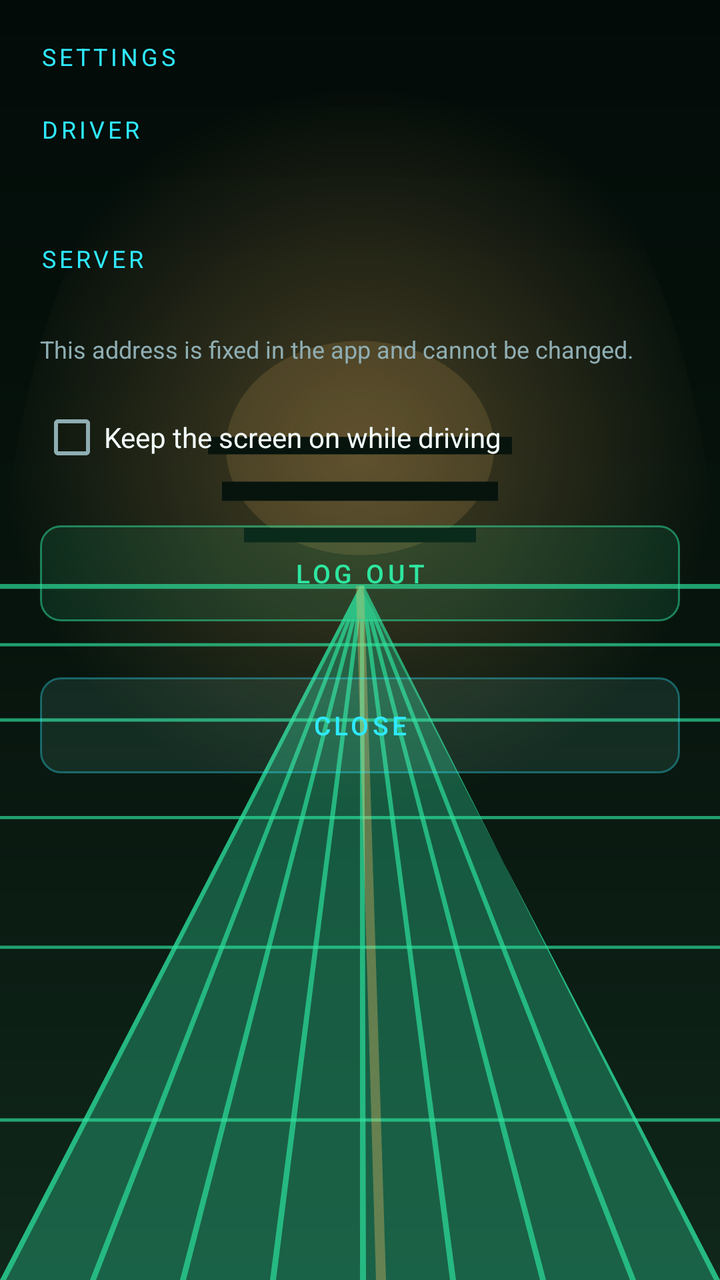
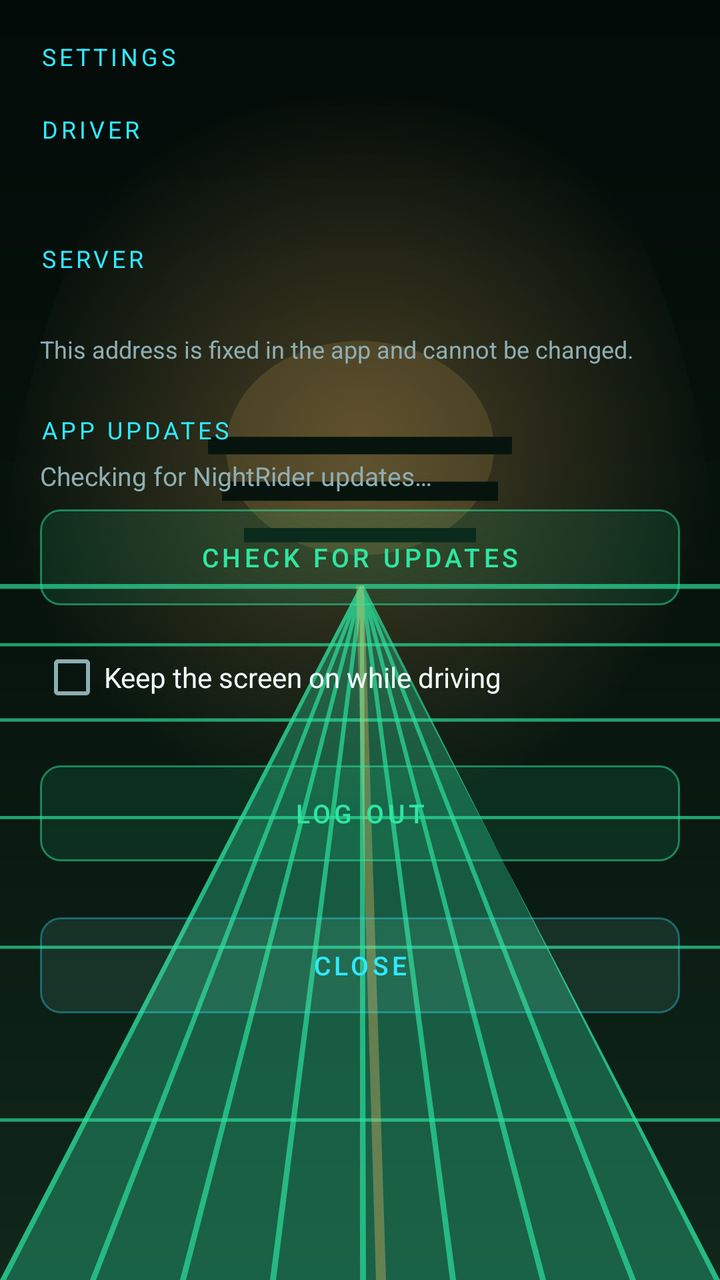

Screens rendered from an Android XML layout before and after an edit, with the pre-edit source and the edit as a unified diff.
<!-- AndroidManifest.xml: activity theme Theme.NightRider -->
<!-- res/layout/activity_settings.xml -->
<?xml version="1.0" encoding="utf-8"?>
<ScrollView xmlns:android="http://schemas.android.com/apk/res/android"
    android:layout_width="match_parent"
    android:layout_height="match_parent"
    android:fillViewport="true">

    <LinearLayout
        android:layout_width="match_parent"
        android:layout_height="wrap_content"
        android:orientation="vertical"
        android:padding="20dp">

        <TextView
            style="@style/NrLabel"
            android:layout_width="match_parent"
            android:layout_height="wrap_content"
            android:text="@string/settings_title" />

        <TextView
            style="@style/NrLabel"
            android:layout_width="match_parent"
            android:layout_height="wrap_content"
            android:layout_marginTop="20dp"
            android:text="@string/driver_label" />

        <TextView
            android:id="@+id/driverValue"
            android:layout_width="match_parent"
            android:layout_height="wrap_content"
            android:layout_marginTop="4dp"
            android:textColor="@color/ice"
            android:textSize="18sp" />

        <TextView
            style="@style/NrLabel"
            android:layout_width="match_parent"
            android:layout_height="wrap_content"
            android:layout_marginTop="20dp"
            android:text="@string/server_label" />

        <TextView
            android:id="@+id/serverValue"
            android:layout_width="match_parent"
            android:layout_height="wrap_content"
            android:layout_marginTop="4dp"
            android:textColor="@color/cyan"
            android:textSize="14sp" />

        <TextView
            android:layout_width="match_parent"
            android:layout_height="wrap_content"
            android:layout_marginTop="6dp"
            android:text="@string/server_note"
            android:textColor="@color/mist"
            android:textSize="12sp" />

        <CheckBox
            android:id="@+id/keepAwake"
            android:layout_width="match_parent"
            android:layout_height="wrap_content"
            android:layout_marginTop="20dp"
            android:text="@string/keep_awake"
            android:textColor="@color/ice"
            android:textSize="14sp" />

        <Button
            android:id="@+id/logoutButton"
            style="@style/NrButton.Alt"
            android:layout_width="match_parent"
            android:layout_height="wrap_content"
            android:layout_marginTop="28dp"
            android:text="@string/action_logout" />

        <Button
            android:id="@+id/closeButton"
            style="@style/NrButton"
            android:layout_width="match_parent"
            android:layout_height="wrap_content"
            android:layout_marginTop="28dp"
            android:text="@string/close" />
    </LinearLayout>
</ScrollView>
<!-- resources referenced by this layout -->
<resources>
  <color name="cyan">#2FE9FF</color>
  <color name="ice">#F3FDFB</color>
  <color name="mist">#8FAEB3</color>
  <string name="action_logout">Log out</string>
  <string name="close">Close</string>
  <string name="driver_label">Driver</string>
  <string name="keep_awake">Keep the screen on while driving</string>
  <string name="server_label">Server</string>
  <string name="server_note">This address is fixed in the app and cannot be changed.</string>
  <string name="settings_title">Settings</string>
  <style name="NrButton" parent="android:Widget.Material.Button">
          <item name="android:background">@drawable/btn_outline</item>
          <item name="android:textColor">@color/cyan</item>
          <item name="android:textAllCaps">true</item>
          <item name="android:letterSpacing">0.14</item>
          <item name="android:textSize">13sp</item>
          <item name="android:minHeight">48dp</item>
          <item name="android:paddingStart">18dp</item>
          <item name="android:paddingEnd">18dp</item>
          <item name="android:stateListAnimator">@null</item>
      </style>
  <style name="NrButton.Alt">
          <item name="android:background">@drawable/btn_outline_plum</item>
          <item name="android:textColor">@color/plum</item>
      </style>
  <style name="NrLabel">
          <item name="android:textColor">@color/cyan</item>
          <item name="android:textSize">12sp</item>
          <item name="android:textAllCaps">true</item>
          <item name="android:letterSpacing">0.14</item>
      </style>
  <style name="Theme.NightRider" parent="android:Theme.Material.NoActionBar">
          <item name="android:colorPrimary">@color/cyan</item>
          <item name="android:colorPrimaryDark">@color/void_night</item>
          <item name="android:colorAccent">@color/plum</item>
          <item name="android:textColorPrimary">@color/ice</item>
          <item name="android:textColorSecondary">@color/mist</item>
          <item name="android:windowBackground">@drawable/bg_nightwave</item>
          <item name="android:statusBarColor">@color/void_night</item>
          <item name="android:navigationBarColor">@color/void_night</item>
          <item name="android:windowLightStatusBar">false</item>
          
          <item name="android:forceDarkAllowed">false</item>
      </style>
  <!-- drawable btn_outline_plum (drawable) -->
  <?xml version="1.0" encoding="utf-8"?>
  <selector xmlns:android="http://schemas.android.com/apk/res/android">
      <item android:state_pressed="true">
          <shape android:shape="rectangle">
              <solid android:color="#332EE6A0" />
              <stroke android:width="1dp" android:color="@color/plum" />
              <corners android:radius="10dp" />
          </shape>
      </item>
      <item>
          <shape android:shape="rectangle">
              <solid android:color="#1A2EE6A0" />
              <stroke android:width="1dp" android:color="#802EE6A0" />
              <corners android:radius="10dp" />
          </shape>
      </item>
  </selector>
  <color name="plum">#2EE6A0</color>
  <color name="void_night">#06131A</color>
  <color name="line_cyan">#592FE9FF</color>
  <!-- unchanged entries left out for length: 3 -->
</resources>

<!-- the commit's change to res/layout/activity_settings.xml (unified diff, before → after) -->
@@ -54,6 +54,39 @@
             android:textColor="@color/mist"
             android:textSize="12sp" />
 
+        <TextView
+            style="@style/NrLabel"
+            android:layout_width="match_parent"
+            android:layout_height="wrap_content"
+            android:layout_marginTop="24dp"
+            android:text="@string/update_section" />
+
+        <TextView
+            android:id="@+id/updateStatus"
+            android:layout_width="match_parent"
+            android:layout_height="wrap_content"
+            android:layout_marginTop="6dp"
+            android:text="@string/update_checking"
+            android:textColor="@color/mist"
+            android:textSize="13sp" />
+
+        <Button
+            android:id="@+id/checkUpdateButton"
+            style="@style/NrButton.Alt"
+            android:layout_width="match_parent"
+            android:layout_height="wrap_content"
+            android:layout_marginTop="8dp"
+            android:text="@string/update_check_button" />
+
+        <Button
+            android:id="@+id/installUpdateButton"
+            style="@style/NrButton"
+            android:layout_width="match_parent"
+            android:layout_height="wrap_content"
+            android:layout_marginTop="8dp"
+            android:text="@string/update_install_button"
+            android:visibility="gone" />
+
         <CheckBox
             android:id="@+id/keepAwake"
             android:layout_width="match_parent"
<!-- resource entries referenced after the edit -->
@@ -10,6 +10,10 @@
   <string name="server_label">Server</string>
   <string name="server_note">This address is fixed in the app and cannot be changed.</string>
   <string name="settings_title">Settings</string>
+  <string name="update_check_button">Check for updates</string>
+  <string name="update_checking">Checking for NightRider updates…</string>
+  <string name="update_install_button">Download and install update</string>
+  <string name="update_section">App updates</string>
   <style name="NrButton" parent="android:Widget.Material.Button">
           <item name="android:background">@drawable/btn_outline</item>
           <item name="android:textColor">@color/cyan</item>
